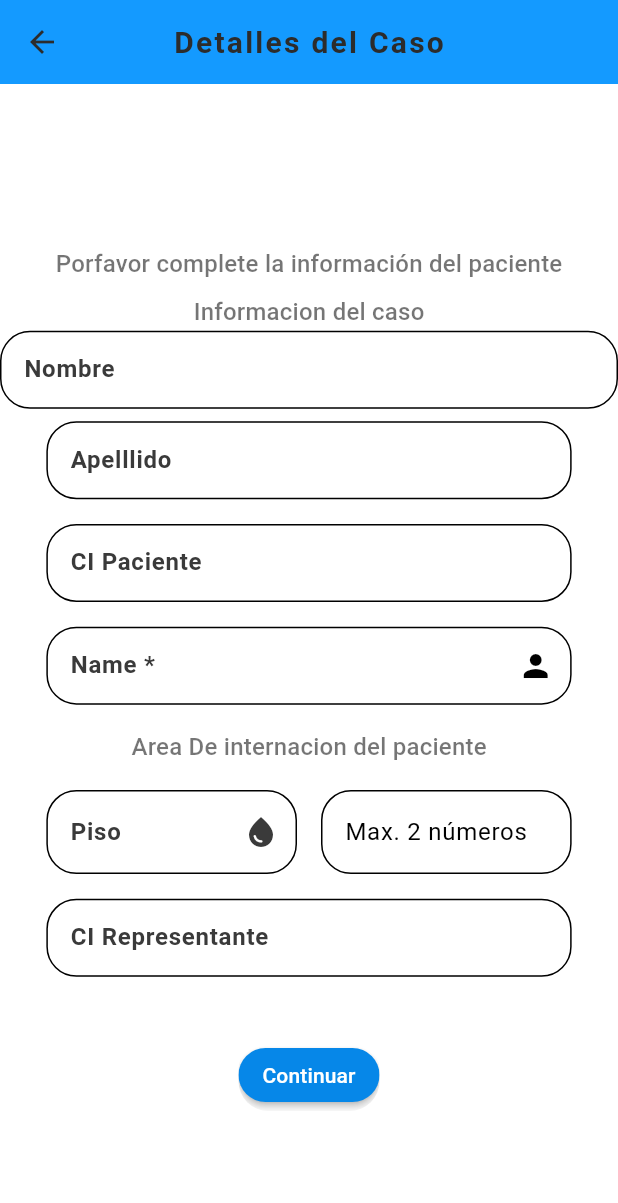
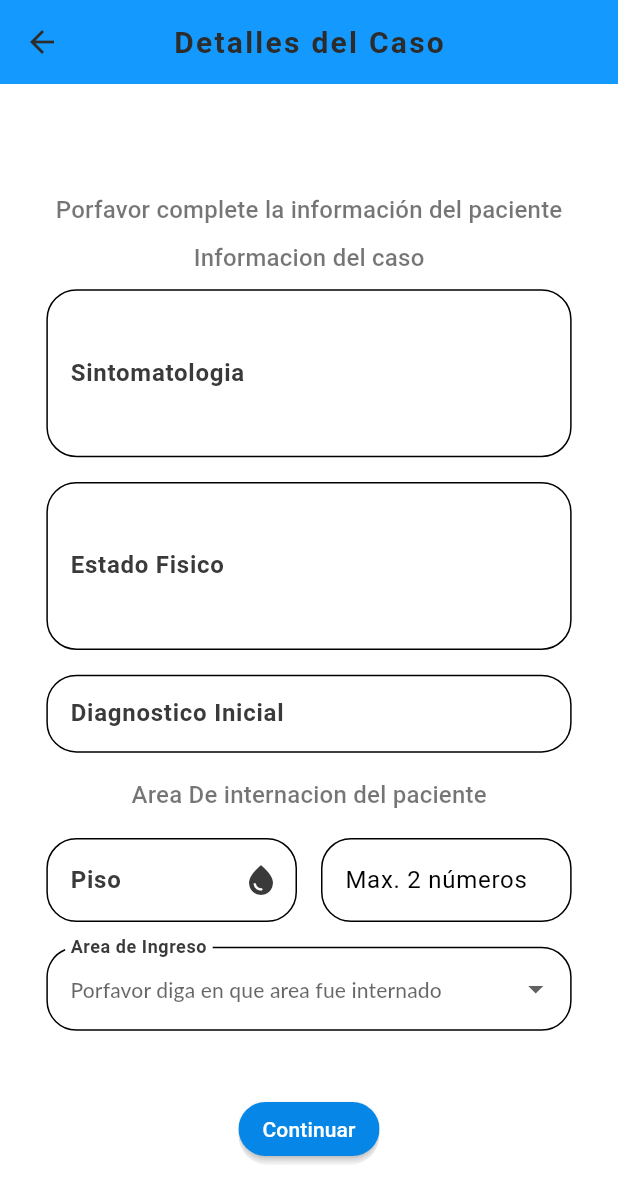
Before and after one commit to Teixeira49/d_report, a Flutter app: the NewCasePage screen opened by its route, on a phone screen of 412 x 824 dp. Shown: the top 1203 px of the screen. Run offline on Flutter 3.47's test engine with Material 3 defaults, Android fonts, the phone set to English and light mode, and no system bars; missing offline and left inert: dart:ffi; Roboto replaces fonts that are missing (Lato, gotham).

Commit message:
New Case for new Patient UI

```diff
--- a/lib/src/core/utils/constants/fields_constants.dart
+++ b/lib/src/core/utils/constants/fields_constants.dart
@@ -36,11 +36,17 @@ const String blood = "Tipo de Sangre";
 
 const String hintBlood = "Porfavor, Seleccione un tipo de Sangre";
 
+const String entryArea = "Area de Ingreso";
+
+const String hintArea = "Porfavor diga en que area fue internado";
+
 const String floor = "Piso";
 
 final List<String> genreType = <String>["Male","Female","Other"];
 
 final List<String> bloodType = <String>["Rh Nulo","A+","A-","B+","B-","AB+","AB-","O+","O-","Other"];
+
+final List<String> entryAreaType = <String>["Emergency", "Hospitalization", "Surgery"];
 
 final List<String> floorType = <String>["3","4","5","6"];
 
--- a/lib/src/feature/new_case/presentation/pages/new_case_page.dart
+++ b/lib/src/feature/new_case/presentation/pages/new_case_page.dart
@@ -3,9 +3,9 @@ import 'package:flutter/material.dart';
 
 import 'package:d_report/src/core/utils/constants/fields_constants.dart';
 
-import '../../../profile_user/presentation/widgets/date_field.dart';
 import '../widgets/data_textArea.dart';
 import '../widgets/data_textfield.dart';
+import '../widgets/entry_area_field.dart';
 import '../widgets/finish_button.dart';
 import '../widgets/floor_field.dart';
 
@@ -53,27 +53,26 @@ class NewCasePage extends StatelessWidget {
                       "Informacion del caso",
                       style: Theme.of(context).textTheme.titleMedium,
                     ),
-                    CaseDataTextArea(contextRow: 'Nombre'),
                     Container(
                       padding: EdgeInsets.symmetric(
                         horizontal: size.width * 0.075,
                         vertical: size.height * 0.010,
                       ),
-                      child: const CaseDataTextField(contextRow: 'Apelllido'),
+                      child: const CaseDataTextArea(contextRow: 'Sintomatologia'),
                     ),
                     Container(
                       padding: EdgeInsets.symmetric(
                         horizontal: size.width * 0.075,
                         vertical: size.height * 0.010,
                       ),
-                      child: const CaseDataTextField(contextRow: 'CI Paciente'),
+                      child: const CaseDataTextArea(contextRow: 'Estado Fisico'),
                     ),
                     Container(
                       padding: EdgeInsets.symmetric(
                         horizontal: size.width * 0.075,
                         vertical: size.height * 0.010,
                       ),
-                      child: const DateTextField(),
+                      child: const CaseDataTextField(contextRow: 'Diagnostico Inicial'),
                     ),
                     Container(
                         padding: EdgeInsets.symmetric(
@@ -97,7 +96,7 @@ class NewCasePage extends StatelessWidget {
                         horizontal: size.width * 0.075,
                         vertical: size.height * 0.010,
                       ),
-                      child: const CaseDataTextField(contextRow: 'CI Representante'),
+                      child: const EntryAreaDropdownField(),
                     ),
                     const SizedBox(height: 25,),
                     Container(
--- a/lib/src/feature/new_case/presentation/widgets/data_textArea.dart
+++ b/lib/src/feature/new_case/presentation/widgets/data_textArea.dart
@@ -19,7 +19,7 @@ class CaseDataTextArea extends StatefulWidget {
     return TextFormField(
           style: Theme.of(context).textTheme.labelLarge,
           obscureText: obscureTextDefault,
-          maxLines: null,
+          maxLines: 4,
           keyboardType: TextInputType.multiline,
           decoration: InputDecoration(
             fillColor: Theme.of(context).inputDecorationTheme.fillColor,
--- /dev/null
+++ b/lib/src/feature/new_case/presentation/widgets/entry_area_field.dart
@@ -0,0 +1,40 @@
+import 'package:flutter/material.dart';
+
+import 'package:d_report/src/core/utils/constants/fields_constants.dart';
+
+class EntryAreaDropdownField extends StatelessWidget {
+  const EntryAreaDropdownField({super.key});
+  @override
+  Widget build(BuildContext context) {
+    return DropdownButtonFormField(
+          style: Theme.of(context).textTheme.labelLarge,
+          dropdownColor: Theme.of(context).inputDecorationTheme.fillColor,
+          borderRadius: const BorderRadius.all(Radius.circular(20)),
+          decoration: InputDecoration(
+            fillColor: Theme.of(context).inputDecorationTheme.fillColor,
+            filled: Theme.of(context).inputDecorationTheme.filled,
+            border: Theme.of(context).inputDecorationTheme.border,
+            labelText: entryArea,
+            labelStyle: Theme.of(context).inputDecorationTheme.labelStyle,
+            hintText: hintArea,
+            hintStyle: Theme.of(context).inputDecorationTheme.labelStyle
+          ),
+          items: entryAreaType.map((ea){
+            return DropdownMenuItem(
+                alignment: Alignment.centerLeft,
+                value: ea,
+                child: Text(
+                  ea,
+                  style: Theme.of(context).inputDecorationTheme.labelStyle,
+                )
+            );
+          }).toList(),
+          onChanged: (newValue) {
+
+          },
+          onSaved: (String? value) {},
+          isDense: true,
+          isExpanded: true,
+    );
+   }
+}
```
Also changed, not shown: lib/src/feature/find_patient/presentation/pages/find_case_page.dart (added).
